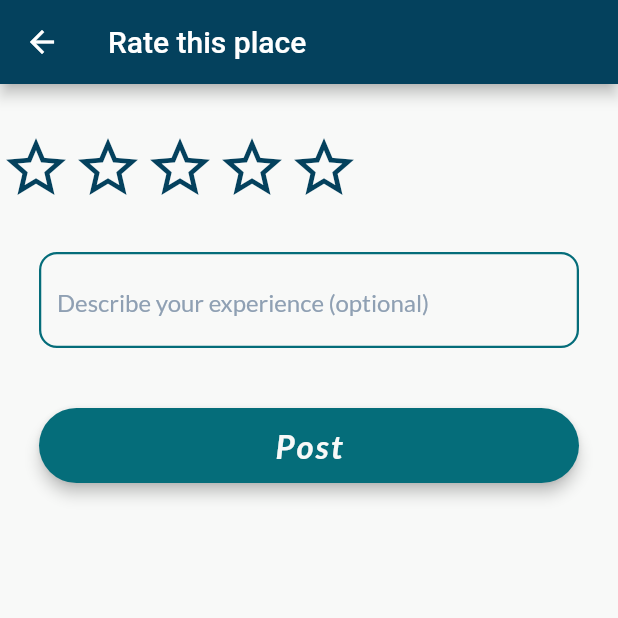
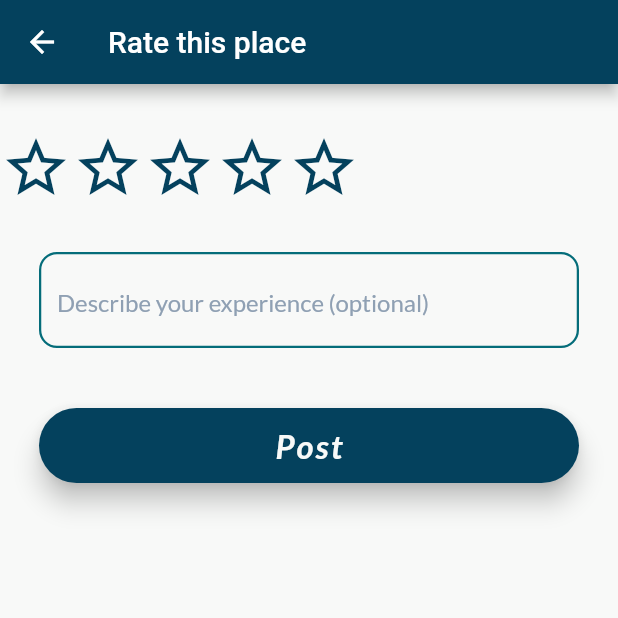
Before and after one commit to dev-aminmo/tahwisa, a Flutter app: the RatePlaceScreen screen opened directly with empty values, on a phone screen of 412 x 824 dp, the top half of it. Run offline on Flutter 3.47's test engine with Material 2 defaults, Android fonts, the light colour scheme and no system bars; our stand-ins replace bloc, carousel_slider, dio, equatable, flutter_bloc, flutter_native_image and 11 more; missing offline and left inert: flutter_absolute_path, flutter_tagging, multi_image_picker, queen_validators; accounts and stored records are empty; network calls fail.

Commit message:
providing userReviewCubit to rate place screen

```diff
--- a/lib/main.dart
+++ b/lib/main.dart
@@ -27,7 +27,7 @@ class SimpleBlocDelegate extends BlocObserver {
 
 void main() {
   Bloc.observer = SimpleBlocDelegate();
-  runApp(App(/*userRepository: UserRepository()*/));
+  runApp(App());
 }
 
 class App extends StatefulWidget {
@@ -75,8 +75,6 @@ class _AppState extends State<App> {
             indicatorColor: MyColors.lightGreen,
             accentColor: MyColors.lightGreen,
             scaffoldBackgroundColor: MyColors.white,
-
-            //  fontFamily: 'Lato',
             backgroundColor: MyColors.white,
           ),
           builder: (context, child) {
@@ -139,6 +137,7 @@ class _AppState extends State<App> {
             new Map<String, dynamic>.from(settings.arguments);
         return RatePlaceScreen.route(
           initialRate: arguments['initialRate'],
+          userReviewCubit: arguments['userReviewCubit'],
         );
     }
   }
--- a/lib/screens/profile/views/rate_place.dart
+++ b/lib/screens/profile/views/rate_place.dart
@@ -1,24 +1,26 @@
 import 'package:flutter/material.dart';
 import 'package:flutter/services.dart';
 import 'package:rating_bar/rating_bar.dart';
+import 'package:tahwisa/cubits/user_review_cubit/user_review_cubit.dart';
 import 'package:tahwisa/screens/profile/widgets/add_place/title_text_field.dart';
 import 'package:tahwisa/style/my_colors.dart';
 
 class RatePlaceScreen extends StatefulWidget {
   static const String routeName = '/rate_place';
 
-  static Route route({double initialRate}) {
+  static Route route({double initialRate, UserReviewCubit userReviewCubit}) {
     return MaterialPageRoute(
       builder: (_) => RatePlaceScreen(
-        initialRate: initialRate,
-      ),
+          initialRate: initialRate, userReviewCubit: userReviewCubit),
       settings: RouteSettings(name: routeName),
     );
   }
 
   final double initialRate;
+  final UserReviewCubit userReviewCubit;
 
-  const RatePlaceScreen({@required this.initialRate});
+  const RatePlaceScreen(
+      {@required this.initialRate, @required this.userReviewCubit});
 
   @override
   _RatePlaceScreenState createState() => _RatePlaceScreenState();
@@ -48,7 +50,8 @@ class _RatePlaceScreenState extends State<RatePlaceScreen> {
             "Rate this place",
           ),
         ),
-        body: Column(
+        body: SingleChildScrollView(
+          child: Column(
             children: [
               SizedBox(
                 height: 32,
@@ -87,7 +90,7 @@ class _RatePlaceScreenState extends State<RatePlaceScreen> {
                     padding:
                         const EdgeInsets.symmetric(horizontal: 26, vertical: 8),
                     child: MaterialButton(
-                    elevation: 4,
+                      elevation: 7,
                       padding: const EdgeInsets.symmetric(
                           horizontal: 26, vertical: 12),
                       shape: RoundedRectangleBorder(
@@ -105,12 +108,13 @@ class _RatePlaceScreenState extends State<RatePlaceScreen> {
                             fontStyle: FontStyle.italic,
                             letterSpacing: 1.5),
                       ),
-                    color: MyColors.greenBorder,
+                      color: MyColors.darkBlue,
                     ),
                   ),
                 ),
               ])
             ],
+          ),
         ));
   }
 }
```
Also changed, not shown: lib/screens/profile/widgets/place_details/add_review.dart (+9 -1 lines), lib/screens/profile/widgets/place_details/user_review_bloc_builder.dart (+5 -2 lines). Lines whose indentation alone changed are shown as unchanged.
